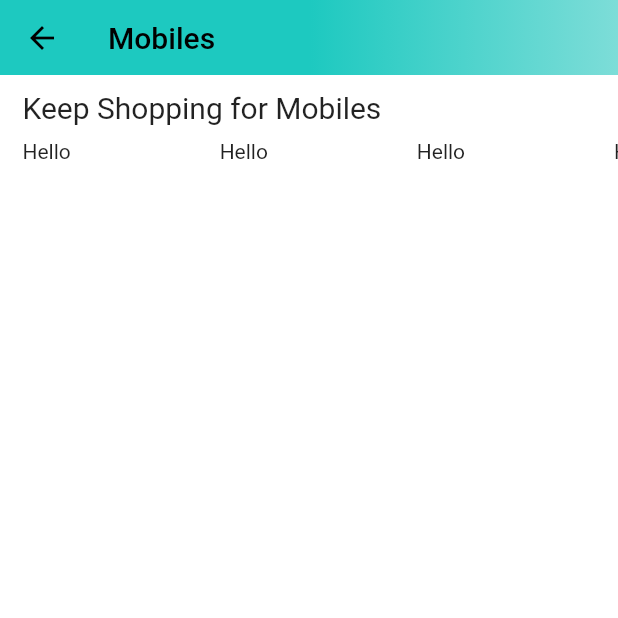
After one commit to sadid369/amazon_clone1, a Flutter app: the HomeScreen screen opened by its route, after a tap on "Mobiles", on a phone screen of 412 x 824 dp, the top half of it. The commit adds this screen. Run offline on Flutter 3.47's test engine with Material 2 defaults, Android fonts, the phone set to English and light mode, and no system bars; our stand-ins replace badges, carousel_slider, dotted_border, file_picker, shared_preferences; missing offline and left inert: cloudinary_public; accounts and stored records are empty; network calls fail.

Commit message:
@13/08/2022 @ 6:26

```diff
--- /dev/null
+++ b/lib/features/home/screens/category_deals_screen.dart
@@ -0,0 +1,67 @@
+import 'package:amazon_clone1/constants/global_variables.dart';
+import 'package:flutter/material.dart';
+
+class CategoryDealsScreen extends StatefulWidget {
+  static const String routeName = "/category-deals";
+  final String category;
+  CategoryDealsScreen({Key? key, required this.category}) : super(key: key);
+
+  @override
+  State<CategoryDealsScreen> createState() => _CategoryDealsScreenState();
+}
+
+class _CategoryDealsScreenState extends State<CategoryDealsScreen> {
+  @override
+  Widget build(BuildContext context) {
+    return Scaffold(
+      appBar: PreferredSize(
+        preferredSize: const Size.fromHeight(50),
+        child: AppBar(
+          flexibleSpace: Container(
+            decoration: const BoxDecoration(
+              gradient: GlobalVariables.appBarGradient,
+            ),
+          ),
+          title: Text(
+            widget.category,
+            style: const TextStyle(color: Colors.black),
+          ),
+        ),
+      ),
+      body: Column(
+        children: [
+          Container(
+            padding: const EdgeInsets.symmetric(
+              horizontal: 15,
+              vertical: 10,
+            ),
+            alignment: Alignment.topLeft,
+            child: Text(
+              "Keep Shopping for ${widget.category}",
+              style: const TextStyle(
+                fontSize: 20,
+              ),
+            ),
+          ),
+          SizedBox(
+            height: 170,
+            child: GridView.builder(
+                scrollDirection: Axis.horizontal,
+                padding: const EdgeInsets.only(
+                  left: 15,
+                ),
+                itemCount: 10,
+                gridDelegate: const SliverGridDelegateWithFixedCrossAxisCount(
+                  crossAxisCount: 1,
+                  childAspectRatio: 1.4,
+                  mainAxisSpacing: 10,
+                ),
+                itemBuilder: (context, index) {
+                  return const Text("Hello");
+                }),
+          ),
+        ],
+      ),
+    );
+  }
+}
--- a/lib/features/home/widgets/top_categories.dart
+++ b/lib/features/home/widgets/top_categories.dart
@@ -1,4 +1,5 @@
 import 'package:amazon_clone1/constants/global_variables.dart';
+import 'package:amazon_clone1/features/home/screens/category_deals_screen.dart';
 import 'package:flutter/material.dart';
 
 class TopCategories extends StatefulWidget {
@@ -9,6 +10,11 @@ class TopCategories extends StatefulWidget {
 }
 
 class _TopCategoriesState extends State<TopCategories> {
+  void navigateToCategoryPage(String category, BuildContext context) {
+    Navigator.pushNamed(context, CategoryDealsScreen.routeName,
+        arguments: category);
+  }
+
   @override
   Widget build(BuildContext context) {
     return SizedBox(
@@ -18,7 +24,12 @@ class _TopCategoriesState extends State<TopCategories> {
         itemExtent: 75,
         itemCount: GlobalVariables.categoryImages.length,
         itemBuilder: (context, index) {
-          return Column(
+          return GestureDetector(
+            onTap: () {
+              navigateToCategoryPage(
+                  GlobalVariables.categoryImages[index]["title"]!, context);
+            },
+            child: Column(
               children: [
                 Container(
                   padding: const EdgeInsets.symmetric(horizontal: 10),
@@ -40,6 +51,7 @@ class _TopCategoriesState extends State<TopCategories> {
                   ),
                 )
               ],
+            ),
           );
         },
       ),
--- a/lib/router.dart
+++ b/lib/router.dart
@@ -1,6 +1,7 @@
 import 'package:amazon_clone1/common/widgets/bottom_bar.dart';
 import 'package:amazon_clone1/features/admin/screens/add_product_screen.dart';
 import 'package:amazon_clone1/features/auth/screens/auth_screen.dart';
+import 'package:amazon_clone1/features/home/screens/category_deals_screen.dart';
 import 'package:amazon_clone1/features/home/screens/home_screen.dart';
 import 'package:flutter/material.dart';
 
@@ -26,6 +27,12 @@ Route<dynamic> generateRoute(RouteSettings routeSettings) {
         settings: routeSettings,
         builder: (_) => const AddProductScreen(),
       );
+    case CategoryDealsScreen.routeName:
+      var category = routeSettings.arguments as String;
+      return MaterialPageRoute(
+        settings: routeSettings,
+        builder: (_) => CategoryDealsScreen(category: category),
+      );
     default:
       return MaterialPageRoute(
           settings: routeSettings,
```
Lines whose indentation alone changed are shown as unchanged.
